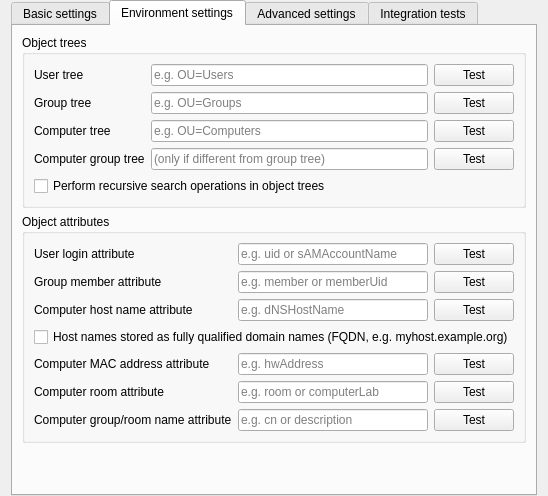
The window that plugins/ldap/LdapConfigurationPage.ui (veyon/veyon) describes before a commit, drawn with Qt 5.
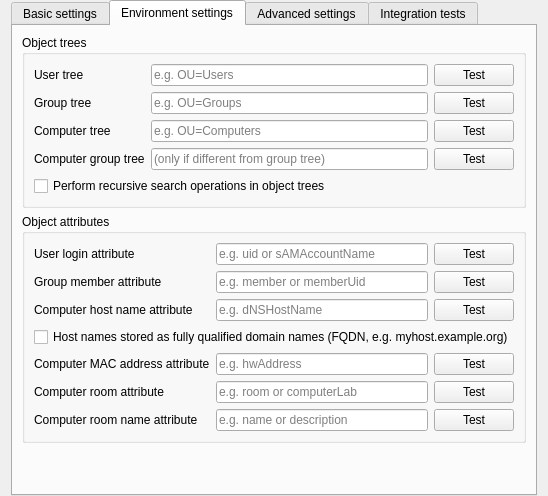
The same window after the commit. The open tabs and pages were chosen to show the change. Icons and pictures are not drawn.

Commit message: Plugins: LDAP: LdapConfigurationPage: minor naming tweaks

```diff
--- a/plugins/ldap/LdapConfigurationPage.ui
+++ b/plugins/ldap/LdapConfigurationPage.ui
@@ -363,7 +363,7 @@
           <item row="6" column="1">
            <widget class="QLineEdit" name="ldapComputerRoomNameAttribute">
             <property name="placeholderText">
-             <string>e.g. cn or description</string>
+             <string>e.g. name or description</string>
             </property>
            </widget>
           </item>
@@ -499,7 +499,7 @@
           <item row="6" column="0">
            <widget class="QLabel" name="label_42">
             <property name="text">
-             <string>Computer group/room name attribute</string>
+             <string>Computer room name attribute</string>
             </property>
            </widget>
           </item>
```
